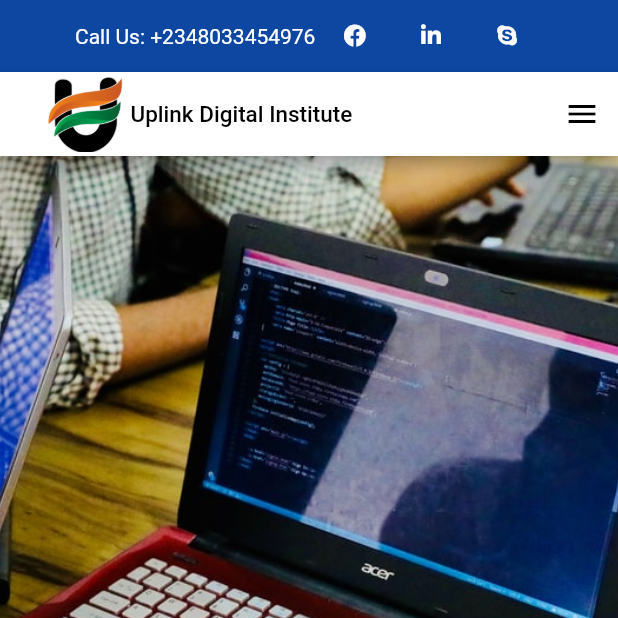
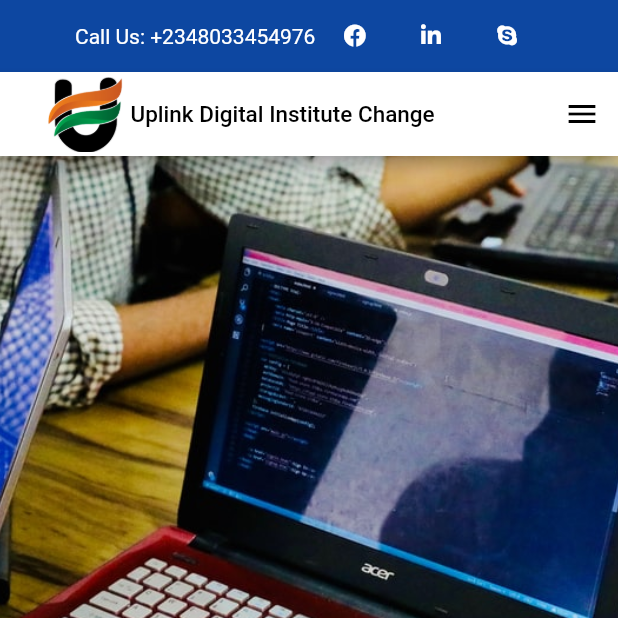
Before and after one commit to FittzServices/Uplink, a Flutter app: the screen it shows after launch, on a phone screen of 412 x 824 dp, the top half of it. Run offline on Flutter 3.47's test engine with Material 2 defaults, Android fonts, the phone set to English and light mode, and no system bars; drawn by our look-alikes of carousel_pro; our stand-ins replace carousel_slider, flutter_spinkit, font_awesome_flutter, transparent_image; missing offline and left inert: dart:html.

Commit message:
complete project6

```diff
--- a/lib/home/home.dart
+++ b/lib/home/home.dart
@@ -288,7 +288,7 @@ class _HomeState extends State<Home> {
                                 width: 5,
                               ),
                               Text(
-                                'Uplink Digital Institute',
+                                'Uplink Digital Institute Change',
                                 style: TextStyle(
                                     fontWeight: FontWeight.w500,
                                     color: Colors.black,
```
Also changed, not shown: firebase.json, public/favicon-32x32.png (added), public/favicon.png (added), public/icons/Icon-192.png (added), public/icons/Icon-512.png (added), public/manifest.json (added), 3 other files.
